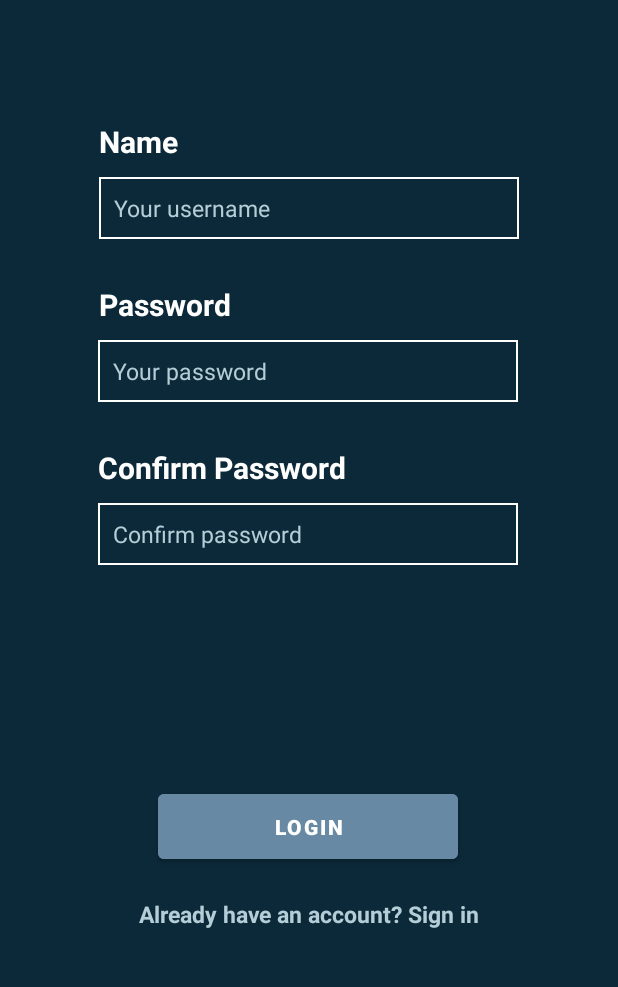
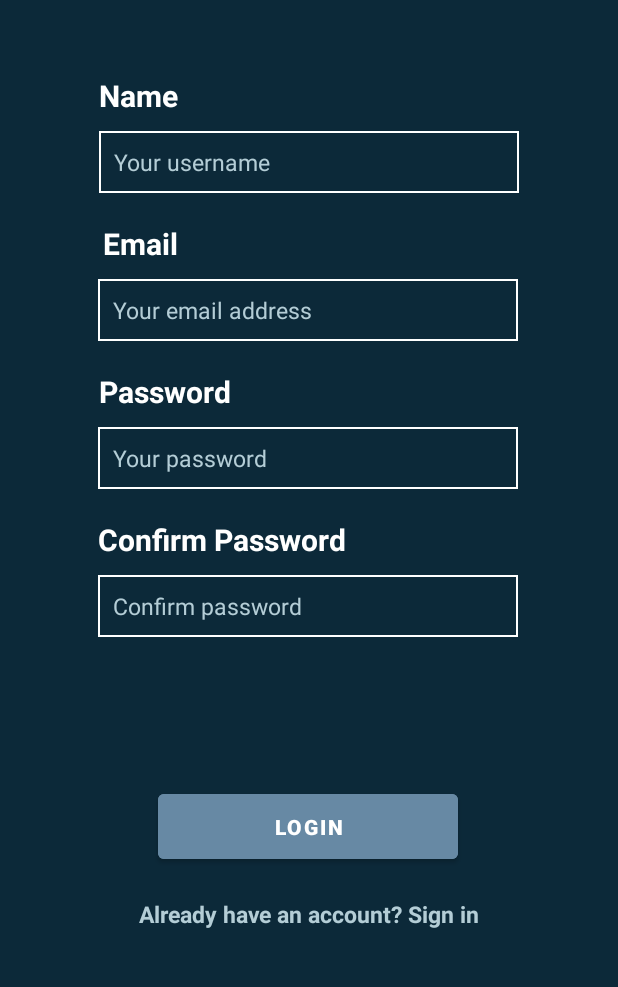
Before and after one commit to LaraCassandra/Link, an Android app: the RegisterActivity screen opened directly, with no data from a screen before it, on a phone screen of 412 x 824 dp, the part 218-1205 px from its top. Run offline under Robolectric (Android 15) with nearby library versions, the light colour scheme and no system bars.

Commit message:
Begin authentication for login and signup

```diff
--- a/LinkApp/app/build.gradle
+++ b/LinkApp/app/build.gradle
@@ -38,6 +38,9 @@ dependencies {
     // FIREBASE BOM
     implementation platform('com.google.firebase:firebase-bom:27.0.0')
 
+    // FIREBASE AUTHENTICATION
+    implementation 'com.google.firebase:firebase-auth-ktx'
+
     implementation "org.jetbrains.kotlin:kotlin-stdlib:$kotlin_version"
     implementation 'androidx.core:core-ktx:1.3.2'
     implementation 'androidx.appcompat:appcompat:1.2.0'
--- a/LinkApp/app/src/main/java/com/example/linkapp/LoginActivity.kt
+++ b/LinkApp/app/src/main/java/com/example/linkapp/LoginActivity.kt
@@ -5,7 +5,7 @@ import androidx.appcompat.app.AppCompatActivity
 import android.os.Bundle
 import android.widget.TextView
 
-class LoginActivity : AppCompatActivity() {
+class LoginActivity : BaseActivity() {
     override fun onCreate(savedInstanceState: Bundle?) {
         super.onCreate(savedInstanceState)
         setContentView(R.layout.activity_login)
@@ -16,5 +16,8 @@ class LoginActivity : AppCompatActivity() {
             val intent = Intent(this, RegisterActivity::class.java)
             startActivity(intent)
         }
+
+
+
     }
 }
--- a/LinkApp/app/src/main/java/com/example/linkapp/RegisterActivity.kt
+++ b/LinkApp/app/src/main/java/com/example/linkapp/RegisterActivity.kt
@@ -6,7 +6,7 @@ import android.os.Bundle
 import android.widget.Button
 import android.widget.TextView
 
-class RegisterActivity : AppCompatActivity() {
+class RegisterActivity : BaseActivity() {
     override fun onCreate(savedInstanceState: Bundle?) {
         super.onCreate(savedInstanceState)
         setContentView(R.layout.activity_register)
--- a/LinkApp/app/src/main/res/layout/activity_register.xml
+++ b/LinkApp/app/src/main/res/layout/activity_register.xml
@@ -37,6 +37,7 @@
         app:layout_constraintTop_toBottomOf="@+id/textView" />
 
     <!-- NAME -->
+
     <TextView
         android:id="@+id/tv_name"
         android:layout_width="wrap_content"
@@ -50,7 +51,7 @@
         app:layout_constraintHorizontal_bias="0.0"
         app:layout_constraintStart_toStartOf="@+id/et_name"
         app:layout_constraintTop_toTopOf="parent"
-        app:layout_constraintVertical_bias="0.284" />
+        app:layout_constraintVertical_bias="0.245" />
 
     <EditText
         android:id="@+id/et_name"
@@ -69,13 +70,48 @@
         app:layout_constraintStart_toStartOf="parent"
         app:layout_constraintTop_toBottomOf="@+id/tv_name" />
 
+    <!-- EMAIL -->
+
+    <TextView
+        android:id="@+id/tv_email"
+        android:layout_width="wrap_content"
+        android:layout_height="wrap_content"
+        android:layout_marginTop="20dp"
+        android:text="Email"
+        android:textColor="@color/white"
+        android:textSize="20dp"
+        android:textStyle="bold"
+        app:layout_constraintBottom_toBottomOf="parent"
+        app:layout_constraintEnd_toEndOf="parent"
+        app:layout_constraintHorizontal_bias="0.01"
+        app:layout_constraintStart_toStartOf="@+id/et_name"
+        app:layout_constraintTop_toBottomOf="@+id/et_name"
+        app:layout_constraintVertical_bias="0.0" />
+
     <!-- PASSWORD -->
+
+    <EditText
+        android:id="@+id/et_email"
+        android:layout_width="280dp"
+        android:layout_height="wrap_content"
+        android:layout_gravity="center"
+        android:layout_marginTop="10dp"
+        android:background="@drawable/edit_text"
+        android:hint="Your email address"
+        android:inputType="text"
+        android:padding="10dp"
+        android:textColorHint="@color/Light_blue"
+        android:textSize="15dp"
+        app:layout_constraintEnd_toEndOf="parent"
+        app:layout_constraintHorizontal_bias="0.496"
+        app:layout_constraintStart_toStartOf="parent"
+        app:layout_constraintTop_toBottomOf="@+id/tv_email" />
 
     <TextView
         android:id="@+id/tv_password"
         android:layout_width="wrap_content"
         android:layout_height="wrap_content"
-        android:layout_marginTop="30dp"
+        android:layout_marginTop="20dp"
         android:text="Password"
         android:textColor="@color/white"
         android:textSize="20dp"
@@ -84,7 +120,7 @@
         app:layout_constraintEnd_toEndOf="parent"
         app:layout_constraintHorizontal_bias="0.003"
         app:layout_constraintStart_toStartOf="@+id/et_password"
-        app:layout_constraintTop_toBottomOf="@+id/et_name"
+        app:layout_constraintTop_toBottomOf="@+id/et_email"
         app:layout_constraintVertical_bias="0.0" />
 
     <EditText
@@ -109,7 +145,7 @@
         android:id="@+id/tv_password_confirm"
         android:layout_width="wrap_content"
         android:layout_height="wrap_content"
-        android:layout_marginTop="30dp"
+        android:layout_marginTop="20dp"
         android:text="Confirm Password"
         android:textColor="@color/white"
         android:textSize="20dp"
```
